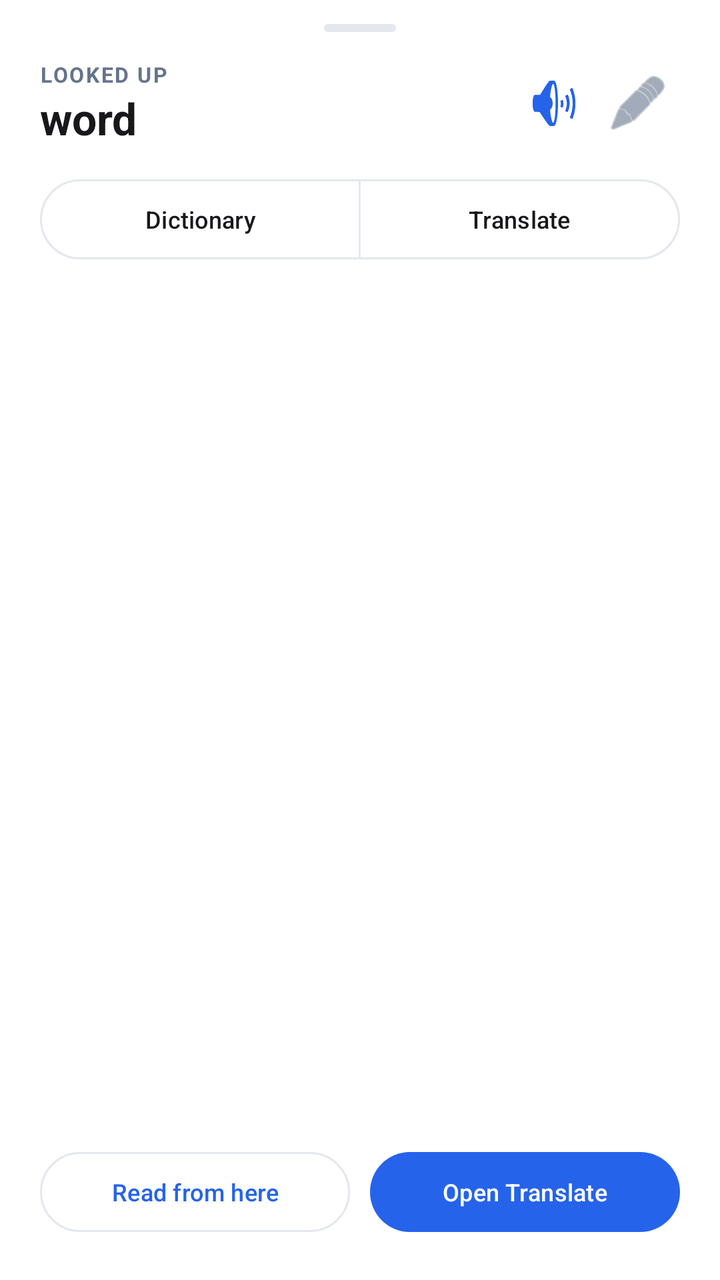
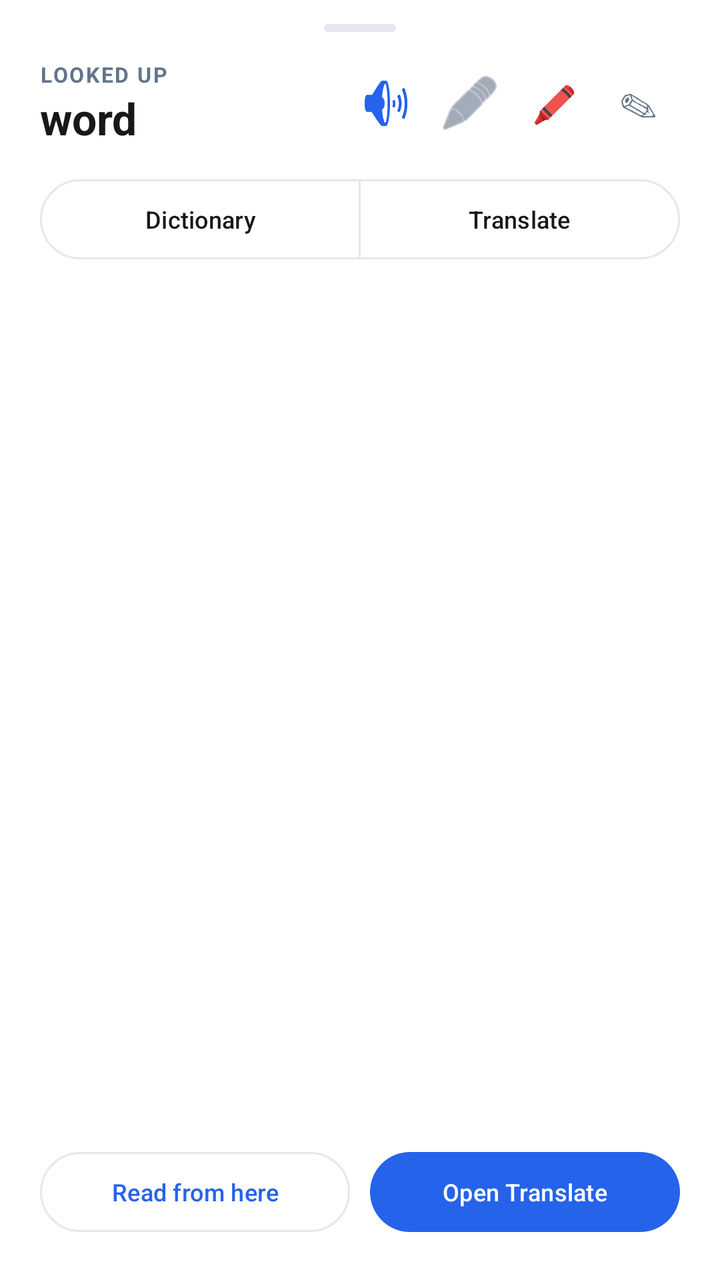

An Android layout rendered at two revisions. The XML below is the earlier revision; the diff shows what the commit changed to produce the second picture.
<!-- AndroidManifest.xml: application theme Theme.Readest.Classic -->
<!-- res/layout/bottom_sheet_word.xml -->
<?xml version="1.0" encoding="utf-8"?>
<LinearLayout xmlns:android="http://schemas.android.com/apk/res/android"
    xmlns:app="http://schemas.android.com/apk/res-auto"
    android:layout_width="match_parent"
    android:layout_height="match_parent"
    android:background="?attr/rdPanel"
    android:orientation="vertical"
    android:paddingStart="20dp"
    android:paddingTop="12dp"
    android:paddingEnd="20dp"
    android:paddingBottom="20dp">

    <View
        android:layout_width="36dp"
        android:layout_height="4dp"
        android:layout_gravity="center_horizontal"
        android:layout_marginBottom="14dp"
        android:background="?attr/rdDragHandleBg" />

    <LinearLayout
        android:layout_width="match_parent"
        android:layout_height="wrap_content"
        android:gravity="center_vertical"
        android:orientation="horizontal">

        <LinearLayout
            android:layout_width="0dp"
            android:layout_height="wrap_content"
            android:layout_weight="1"
            android:orientation="vertical">

            
            <TextView
                android:id="@+id/tvWordEyebrow"
                android:layout_width="wrap_content"
                android:layout_height="wrap_content"
                android:text="LOOKED UP"
                android:textAppearance="?attr/rdEyebrowAppearance" />

            <TextView
                android:id="@+id/tvWord"
                android:layout_width="match_parent"
                android:layout_height="wrap_content"
                android:ellipsize="end"
                android:maxLines="2"
                android:text="word"
                android:textAppearance="?attr/rdDisplayAppearance"
                android:textSize="22sp" />
        </LinearLayout>

        <ImageButton
            android:id="@+id/btnSpeakWord"
            android:layout_width="42dp"
            android:layout_height="42dp"
            android:background="?attr/selectableItemBackgroundBorderless"
            android:contentDescription="Speak this word"
            android:src="@android:drawable/ic_lock_silent_mode_off"
            app:tint="?attr/rdAccent" />

        <ImageButton
            android:id="@+id/btnCopyWord"
            android:layout_width="42dp"
            android:layout_height="42dp"
            android:background="?attr/selectableItemBackgroundBorderless"
            android:contentDescription="Copy"
            android:src="@android:drawable/ic_menu_edit"
            app:tint="?attr/rdTextSecondary" />
    </LinearLayout>

    <com.google.android.material.button.MaterialButtonToggleGroup
        android:id="@+id/tgWordMode"
        android:layout_width="match_parent"
        android:layout_height="wrap_content"
        android:layout_marginTop="12dp"
        app:selectionRequired="true"
        app:singleSelection="true">

        <com.google.android.material.button.MaterialButton
            android:id="@+id/btnModeDictionary"
            style="?attr/materialButtonOutlinedStyle"
            android:layout_width="0dp"
            android:layout_height="wrap_content"
            android:layout_weight="1"
            android:text="Dictionary"
            android:textSize="12sp" />

        <com.google.android.material.button.MaterialButton
            android:id="@+id/btnModeTranslate"
            style="?attr/materialButtonOutlinedStyle"
            android:layout_width="0dp"
            android:layout_height="wrap_content"
            android:layout_weight="1"
            android:text="Translate"
            android:textSize="12sp" />
    </com.google.android.material.button.MaterialButtonToggleGroup>

    
    <HorizontalScrollView
        android:id="@+id/scrollWordChips"
        android:layout_width="match_parent"
        android:layout_height="wrap_content"
        android:layout_marginTop="10dp"
        android:scrollbars="none">

        <com.google.android.material.chip.ChipGroup
            android:id="@+id/chipsWordSource"
            android:layout_width="wrap_content"
            android:layout_height="wrap_content"
            app:singleLine="true"
            app:singleSelection="true" />
    </HorizontalScrollView>

    <ProgressBar
        android:id="@+id/pbWord"
        style="?android:attr/progressBarStyleHorizontal"
        android:layout_width="match_parent"
        android:layout_height="wrap_content"
        android:layout_marginTop="10dp"
        android:indeterminate="true"
        android:visibility="gone" />

    <ScrollView
        android:layout_width="match_parent"
        android:layout_height="0dp"
        android:layout_marginTop="8dp"
        android:layout_weight="1"
        android:minHeight="120dp">

        <TextView
            android:id="@+id/tvWordResult"
            android:layout_width="match_parent"
            android:layout_height="wrap_content"
            android:lineSpacingExtra="3dp"
            android:textColor="?attr/rdTextPrimary"
            android:textIsSelectable="true"
            android:textSize="15sp" />
    </ScrollView>

    <LinearLayout
        android:layout_width="match_parent"
        android:layout_height="wrap_content"
        android:layout_marginTop="12dp"
        android:orientation="horizontal">

        <com.google.android.material.button.MaterialButton
            android:id="@+id/btnReadFromHere"
            style="?attr/materialButtonOutlinedStyle"
            android:layout_width="0dp"
            android:layout_height="wrap_content"
            android:layout_weight="1"
            android:text="Read from here"
            android:textSize="12sp" />

        <Space
            android:layout_width="10dp"
            android:layout_height="1dp" />

        <com.google.android.material.button.MaterialButton
            android:id="@+id/btnWordSecondary"
            android:layout_width="0dp"
            android:layout_height="wrap_content"
            android:layout_weight="1"
            android:text="Open Translate"
            android:textSize="12sp" />
    </LinearLayout>
</LinearLayout>
<!-- resources referenced by this layout -->
<resources>
  <color name="bg_app">#FAFAFA</color>
  <color name="surface">#FFFFFF</color>
  <color name="track">#EEF1F6</color>
  <color name="surface_border">#E4E7EE</color>
  <color name="accent_tint">#EFF4FF</color>
  <color name="text_primary">#18181B</color>
  <color name="text_secondary">#64748B</color>
  <color name="text_tertiary">#94A3B8</color>
  <color name="accent">#2563EB</color>
  <color name="accent_dark">#1D4ED8</color>
  <color name="green">#059669</color>
  <color name="accent_soft">#DBEAFE</color>
  <color name="green_border">#A7F3D0</color>
  <color name="danger">#EF4444</color>
  <color name="badge_epub">#4F46E5</color>
  <color name="badge_txt">#0D9488</color>
  <color name="badge_pdf">#DC2626</color>
  <color name="badge_mobi">#D97706</color>
  <color name="green_soft">#ECFDF5</color>
  <!-- drawable rd_classic_chip (drawable) -->
  <?xml version="1.0" encoding="utf-8"?>
  <shape xmlns:android="http://schemas.android.com/apk/res/android">
      <solid android:color="?attr/rdPanelSunk" />
      <corners android:radius="999dp" />
  </shape>
  <!-- drawable rd_classic_button (drawable) -->
  <?xml version="1.0" encoding="utf-8"?>
  <shape xmlns:android="http://schemas.android.com/apk/res/android">
      <solid android:color="?attr/rdAccent" />
      <corners android:radius="26dp" />
  </shape>
  <!-- drawable rd_classic_tile (drawable) -->
  <?xml version="1.0" encoding="utf-8"?>
  <shape xmlns:android="http://schemas.android.com/apk/res/android">
      <solid android:color="?attr/rdPanelSunk" />
      <corners android:radius="10dp" />
  </shape>
  <!-- drawable rd_classic_logo (drawable) -->
  <?xml version="1.0" encoding="utf-8"?>
  <shape xmlns:android="http://schemas.android.com/apk/res/android">
      <solid android:color="?attr/rdAccent" />
      <corners android:radius="12dp" />
  </shape>
  <!-- drawable rd_classic_badge (drawable) -->
  <?xml version="1.0" encoding="utf-8"?>
  <shape xmlns:android="http://schemas.android.com/apk/res/android">
      <solid android:color="?attr/rdBadgeEpub" />
      <corners android:radius="6dp" />
  </shape>
  <style name="TextAppearance.Classic.Heading" parent="">
          <item name="android:textSize">16sp</item>
          <item name="android:textStyle">bold</item>
          <item name="android:textColor">?attr/rdTextPrimary</item>
      </style>
  <style name="TextAppearance.Classic.Title" parent="">
          <item name="android:textSize">14sp</item>
          <item name="android:textStyle">bold</item>
          <item name="android:textColor">?attr/rdTextPrimary</item>
      </style>
  <style name="TextAppearance.Classic.Body" parent="">
          <item name="android:textSize">13sp</item>
          <item name="android:textColor">?attr/rdTextPrimary</item>
      </style>
  <style name="TextAppearance.Classic.Subtitle" parent="">
          <item name="android:textSize">11.5sp</item>
          <item name="android:textColor">?attr/rdTextSecondary</item>
      </style>
  <style name="TextAppearance.Classic.Value" parent="">
          <item name="android:textSize">12sp</item>
          <item name="android:textStyle">bold</item>
          <item name="android:textColor">?attr/rdAccent</item>
      </style>
  <style name="TextAppearance.Classic.Chip" parent="">
          <item name="android:textSize">10.5sp</item>
          <item name="android:textStyle">bold</item>
      </style>
  <style name="Widget.Readest.TextView.Classic" parent="Widget.AppCompat.TextView" />
  <style name="Widget.Readest.Button.Classic" parent="Widget.Material3.Button" />
  <style name="ThemeOverlay.Readest.Dialog.Classic" parent="ThemeOverlay.Material3.MaterialAlertDialog" />
  <style name="Theme.Readest.BottomSheet" parent="ThemeOverlay.Material3.BottomSheetDialog">
          <item name="bottomSheetStyle">@style/Widget.Readest.BottomSheet</item>
      </style>
  <style name="Widget.Readest.BottomSheet" parent="Widget.Material3.BottomSheet.Modal">
          <item name="backgroundTint">?attr/rdPanel</item>
          <item name="shapeAppearance">?attr/shapeAppearanceLargeComponent</item>
      </style>
  <!-- unchanged entries left out for length: 15 -->
</resources>

<!-- the commit's change to res/layout/bottom_sheet_word.xml (unified diff, before → after) -->
@@ -65,6 +65,32 @@
             android:contentDescription="Copy"
             android:src="@android:drawable/ic_menu_edit"
             app:tint="?attr/rdTextSecondary" />
+
+        
+        <TextView
+            android:id="@+id/btnHighlightSentence"
+            android:layout_width="42dp"
+            android:layout_height="42dp"
+            android:background="?attr/selectableItemBackgroundBorderless"
+            android:clickable="true"
+            android:contentDescription="Highlight this sentence"
+            android:focusable="true"
+            android:gravity="center"
+            android:text="🖍"
+            android:textSize="18sp" />
+
+        <TextView
+            android:id="@+id/btnNoteSentence"
+            android:layout_width="42dp"
+            android:layout_height="42dp"
+            android:background="?attr/selectableItemBackgroundBorderless"
+            android:clickable="true"
+            android:contentDescription="Note on this sentence"
+            android:focusable="true"
+            android:gravity="center"
+            android:text="✎"
+            android:textColor="?attr/rdTextSecondary"
+            android:textSize="19sp" />
     </LinearLayout>
 
     <com.google.android.material.button.MaterialButtonToggleGroup
